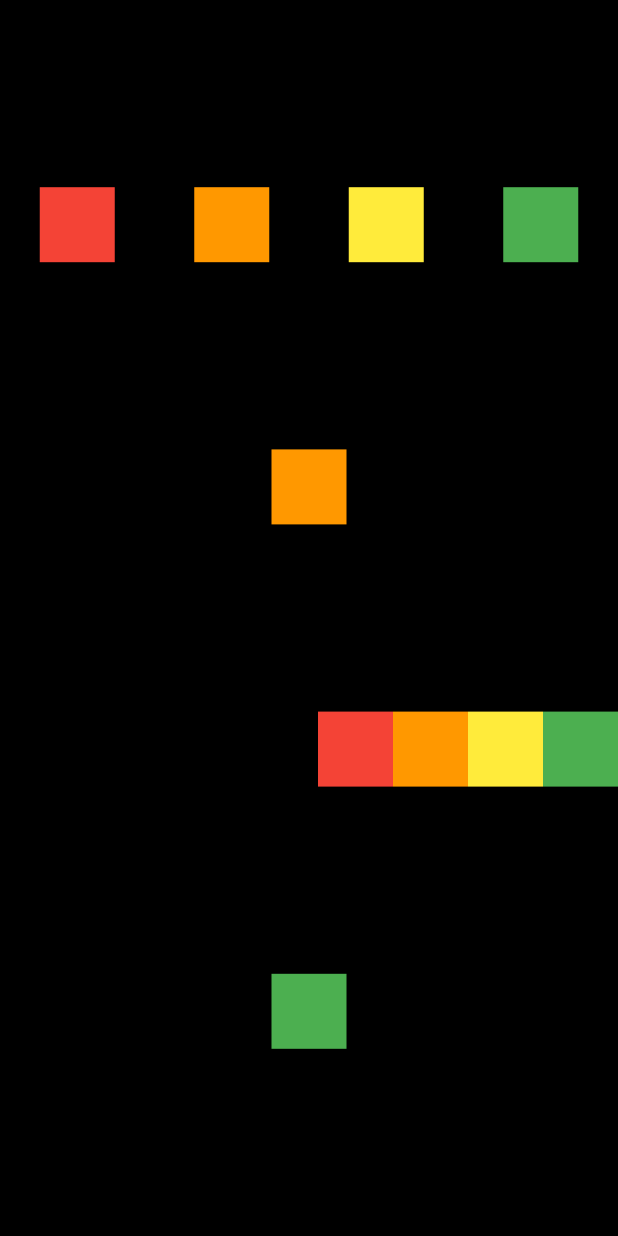
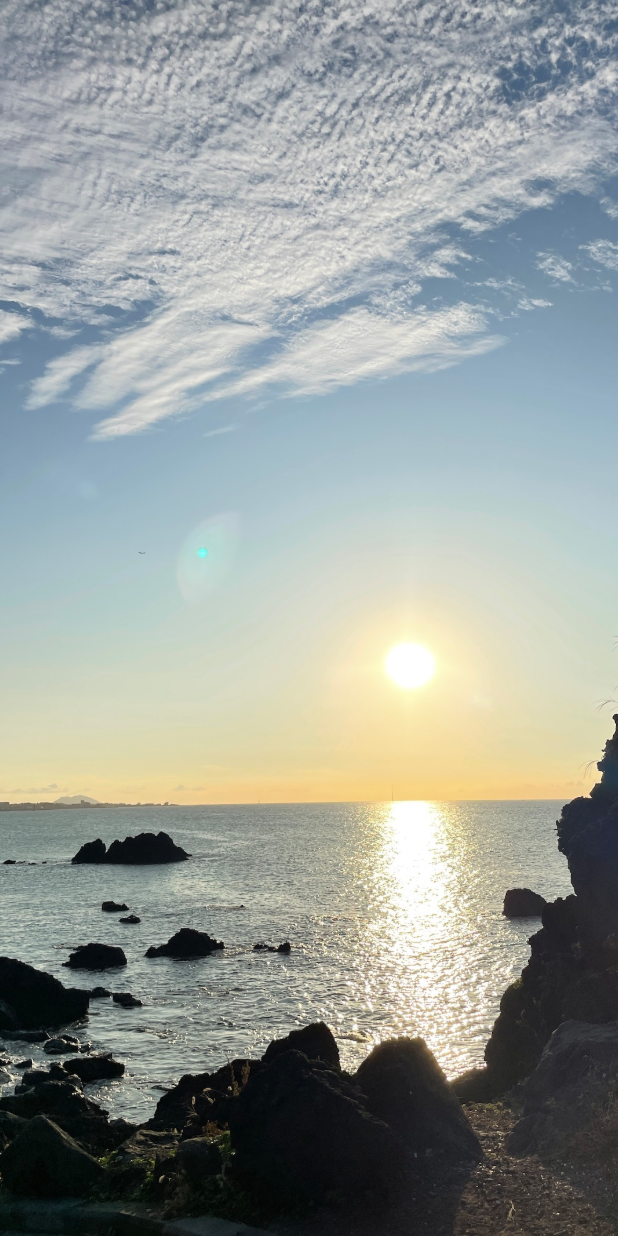
Before and after one commit to Jigoooo/flutter-first, a Flutter app: the screen it shows after launch, on a phone screen of 412 x 824 dp. Run offline on Flutter 3.47's test engine with Material 2 defaults, Android fonts, the phone set to English and light mode, and no system bars; our stand-ins replace webview_flutter.

Commit message:
이미지 자동전환

```diff
--- a/lib/main.dart
+++ b/lib/main.dart
@@ -2,8 +2,11 @@ import 'package:flutter/material.dart';
 import 'package:flutterfirstproject/screen/home_screen.dart';
 
 void main() {
-  runApp(const MaterialApp(
-    debugShowCheckedModeBanner: false,
-    home: HomeScreen(),
-  ));
+  WidgetsFlutterBinding.ensureInitialized();
+
+  runApp(
+      MaterialApp(
+        home: HomeScreen(),
+      )
+  );
 }
--- a/lib/screen/home_screen.dart
+++ b/lib/screen/home_screen.dart
@@ -1,93 +1,60 @@
+import 'dart:async';
+
 import 'package:flutter/cupertino.dart';
 import 'package:flutter/material.dart';
+import 'package:webview_flutter/webview_flutter.dart';
 
-class HomeScreen extends StatelessWidget {
+class HomeScreen extends StatefulWidget {
   const HomeScreen({Key? key}) : super(key: key);
+
+  @override
+  State<HomeScreen> createState() => _HomeScreenState();
+}
+
+class _HomeScreenState extends State<HomeScreen> {
+  Timer? timer;
+  PageController pageController = PageController(
+    initialPage: 0,
+  );
+
+  @override
+  void initState() {
+    super.initState();
+
+    timer = Timer.periodic(Duration(seconds: 4), (timer) {
+      int currentPage = pageController.page!.toInt();
+      int nextPage = currentPage + 1;
+
+      if(nextPage > 4) {
+        nextPage = 0;
+      }
+
+      pageController.animateToPage(nextPage, duration: Duration(milliseconds: 400), curve: Curves.linear);
+    });
+  }
+
+  @override
+  void dispose() {
+    pageController.dispose();
+
+    if(timer != null) {
+      timer!.cancel();
+    }
+
+    super.dispose();
+  }
 
   @override
   Widget build(BuildContext context) {
     return Scaffold(
-      body: SafeArea(
-        bottom: false,
-        child: Container(
-          color: Colors.black,
-          width: MediaQuery.of(context).size.width,
-          child: Column(
-            mainAxisAlignment: MainAxisAlignment.spaceEvenly,
-            children: [
-              Row(
-                mainAxisAlignment: MainAxisAlignment.spaceAround,
-                children: [
-                  Container(
-                    color: Colors.red,
-                    width: 50.0,
-                    height: 50.0,
-                  ),
-                  Container(
-                    color: Colors.orange,
-                    width: 50.0,
-                    height: 50.0,
-                  ),
-                  Container(
-                    color: Colors.yellow,
-                    width: 50.0,
-                    height: 50.0,
-                  ),
-                  Container(
-                    color: Colors.green,
-                    width: 50.0,
-                    height: 50.0,
-                  ),
-                ],
-              ),
-              Row(
-                mainAxisAlignment: MainAxisAlignment.center,
-                children: [
-                  Container(
-                    color: Colors.orange,
-                    width: 50.0,
-                    height: 50.0,
-                  ),
-                ],
-              ),
-              Row(
-                mainAxisAlignment: MainAxisAlignment.end,
-                children: [
-                  Container(
-                    color: Colors.red,
-                    width: 50.0,
-                    height: 50.0,
-                  ),
-                  Container(
-                    color: Colors.orange,
-                    width: 50.0,
-                    height: 50.0,
-                  ),
-                  Container(
-                    color: Colors.yellow,
-                    width: 50.0,
-                    height: 50.0,
-                  ),
-                  Container(
-                    color: Colors.green,
-                    width: 50.0,
-                    height: 50.0,
-                  ),
-                ],
-              ),
-              Row(
-                mainAxisAlignment: MainAxisAlignment.center,
-                children: [
-                  Container(
-                    color: Colors.green,
-                    width: 50.0,
-                    height: 50.0,
-                  ),
-                ],
-              ),
-            ],
-          )
-        ),
+      body: PageView(
+        controller: pageController,
+        children: [1, 2, 3, 4, 5]
+            .map((e) => Image.asset(
+                  'asset/img/image_$e.jpeg',
+                  fit: BoxFit.cover,
+                ))
+            .toList(),
       ),
     );
   }
--- a/pubspec.yaml
+++ b/pubspec.yaml
@@ -35,6 +35,7 @@ dependencies:
   # The following adds the Cupertino Icons font to your application.
   # Use with the CupertinoIcons class for iOS style icons.
   cupertino_icons: ^1.0.2
+  webview_flutter: ^4.2.0
 
 dev_dependencies:
   flutter_test:
```
Also changed, not shown: asset/img/image_1.jpeg (added), asset/img/image_2.jpeg (added), asset/img/image_3.jpeg (added), asset/img/image_4.jpeg (added), asset/img/image_5.jpeg (added), 1 other file.
